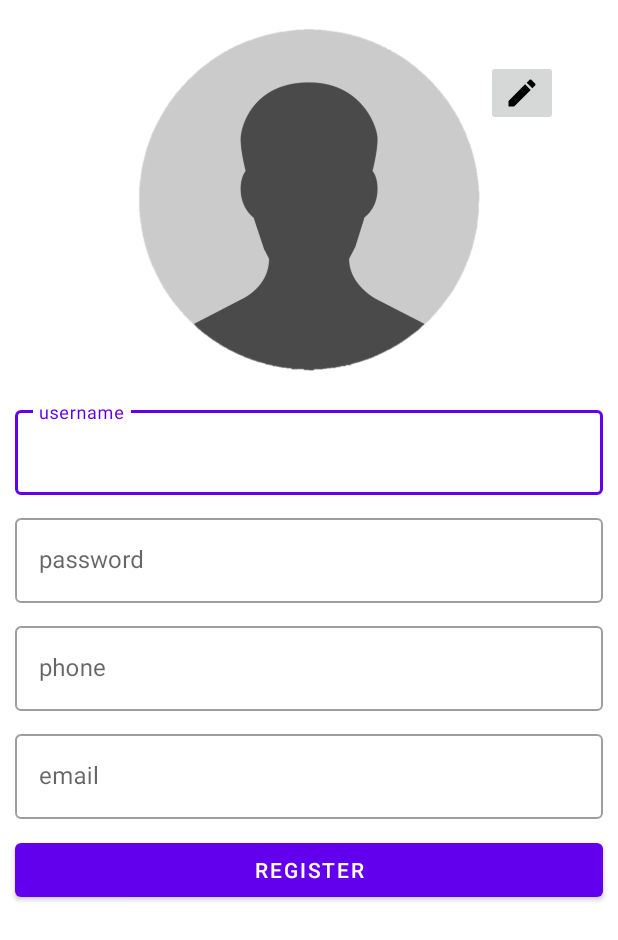
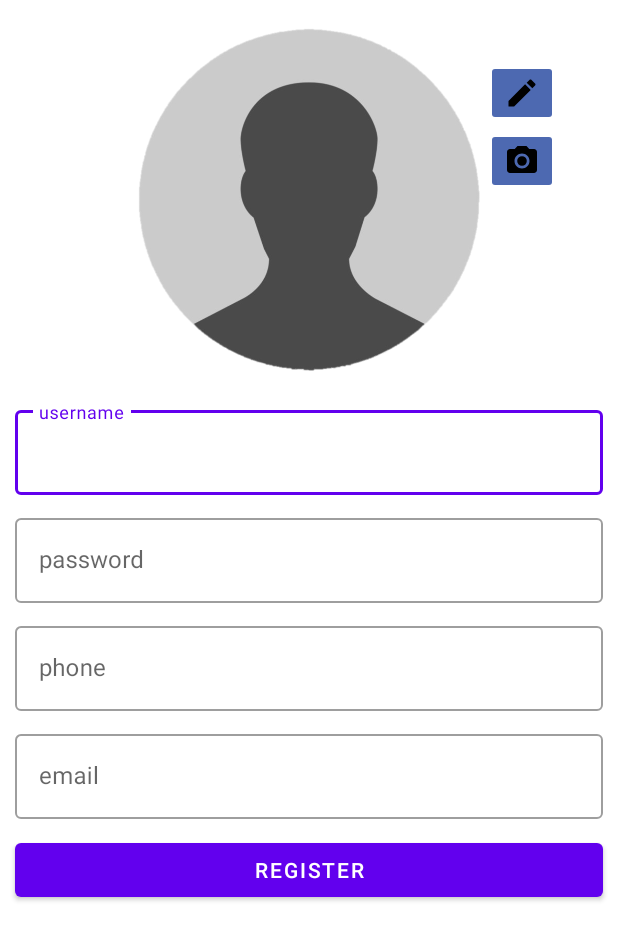
Before and after one commit to DevelopGenius/FootballDiscussionFinalProject, an Android app: the layout fragment_register_page.xml on its own in the app's theme, with its tools: preview values and no code run, on a phone screen of 412 x 824 dp. Shown: the top 940 px of the screen. Run offline under Robolectric (Android 15) with nearby library versions, the phone set to English and light mode, and no system bars.

Commit message:
Added register with picture adding

```diff
--- /dev/null
+++ b/app/src/main/res/drawable/ic_baseline_camera_alt_24.xml
@@ -0,0 +1,6 @@
+<vector android:height="24dp" android:tint="#000000"
+    android:viewportHeight="24" android:viewportWidth="24"
+    android:width="24dp" xmlns:android="http://schemas.android.com/apk/res/android">
+    <path android:fillColor="@android:color/white" android:pathData="M12,12m-3.2,0a3.2,3.2 0,1 1,6.4 0a3.2,3.2 0,1 1,-6.4 0"/>
+    <path android:fillColor="@android:color/white" android:pathData="M9,2L7.17,4L4,4c-1.1,0 -2,0.9 -2,2v12c0,1.1 0.9,2 2,2h16c1.1,0 2,-0.9 2,-2L22,6c0,-1.1 -0.9,-2 -2,-2h-3.17L15,2L9,2zM12,17c-2.76,0 -5,-2.24 -5,-5s2.24,-5 5,-5 5,2.24 5,5 -2.24,5 -5,5z"/>
+</vector>
--- a/app/src/main/res/layout/fragment_register_page.xml
+++ b/app/src/main/res/layout/fragment_register_page.xml
@@ -23,6 +23,7 @@
             <FrameLayout
                 android:layout_width="match_parent"
                 android:layout_height="wrap_content">
+
                 <ImageView
                     android:id="@+id/avatar_img"
                     android:layout_width="match_parent"
@@ -30,13 +31,25 @@
                     android:layout_marginTop="8dp"
                     android:scaleType="fitCenter"
                     app:srcCompat="@drawable/empty_profile" />
+
                 <ImageButton
                     android:id="@+id/gallery_button"
                     android:layout_width="wrap_content"
                     android:layout_height="wrap_content"
                     android:layout_gravity="top|right"
                     android:layout_margin="40dp"
+                    android:backgroundTint="#4D69B1"
                     android:src="@drawable/baseline_edit_24" />
+
+                <ImageButton
+                    android:id="@+id/camera_button"
+                    android:layout_width="wrap_content"
+                    android:layout_height="wrap_content"
+                    android:layout_gravity="top|right"
+                    android:layout_marginTop="85dp"
+                    android:layout_marginRight="40dp"
+                    android:backgroundTint="#4D69B1"
+                    android:src="@drawable/ic_baseline_camera_alt_24" />
             </FrameLayout>
 
             <com.google.android.material.textfield.TextInputLayout
```
Also changed, not shown: app/src/main/java/com/example/footballdiscussion/fragments/RegisterPageFragment.java (+64 -7 lines), app/src/main/java/com/example/footballdiscussion/models/entities/User.java (+8 -1 lines), app/src/main/java/com/example/footballdiscussion/models/firebase/FirebaseModel.java (+35 -4 lines), app/src/main/java/com/example/footballdiscussion/models/models/UserPostModel.java (added, +37 -0 lines).
